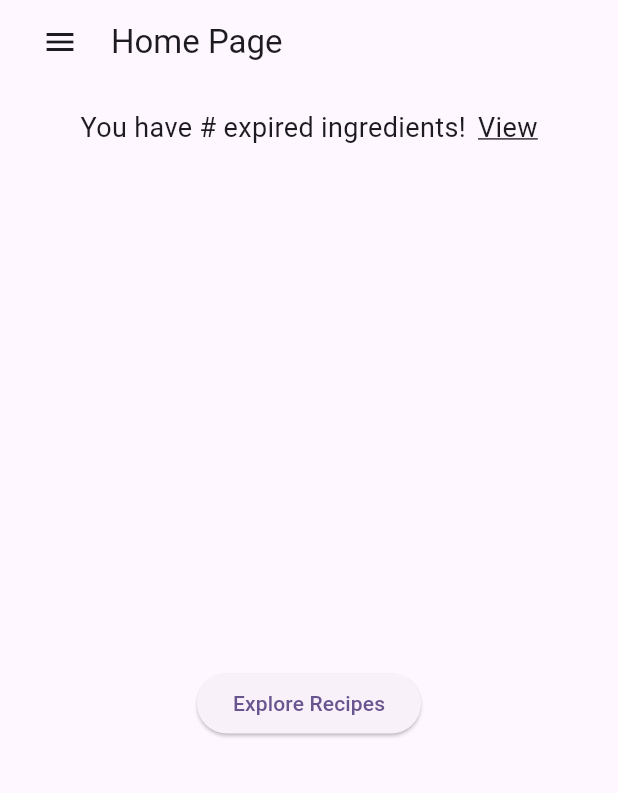
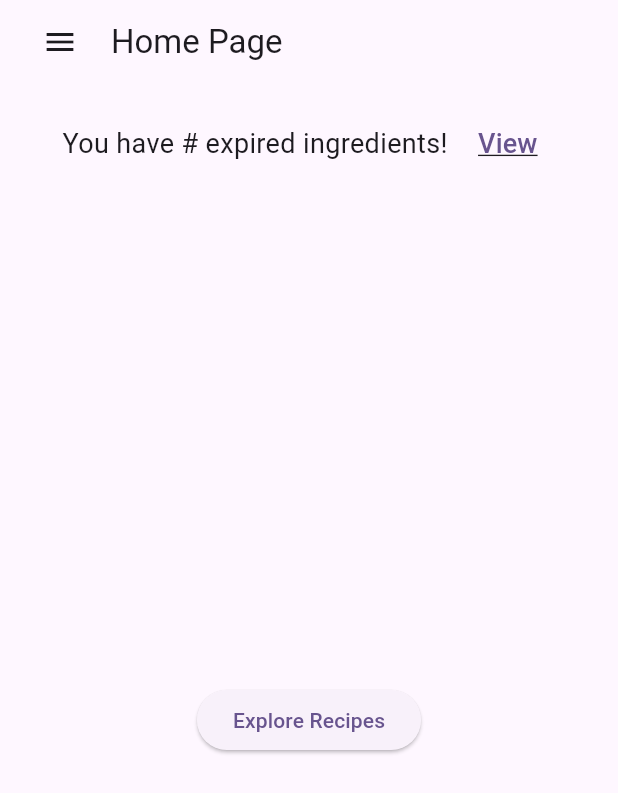
Before and after one commit to TylerRLowe/FridgeFinds, a Flutter app: the HomePage screen opened directly, on a phone screen of 412 x 824 dp. Shown: the top 793 px of the screen. Run offline on Flutter 3.47's test engine with Material 3 defaults, Android fonts, the phone set to English and light mode, and no system bars; missing offline and left inert: dart:ffi.

Commit message:
Change "View" text to button
View button takes users to Fridge to delete expired ingredients.

```diff
--- a/lib/Home_Page/HomePage.dart
+++ b/lib/Home_Page/HomePage.dart
@@ -1,6 +1,7 @@
 import 'package:flutter/material.dart';
 import 'package:fridge_finds_final/Menu.dart';
-import '../ExploreRecipe/ExploreRecipe.dart';
+import '../ExploreRecipe/exploreRecipe.dart';
+import '../Fridge/pantry.dart';
 
 class HomePage extends StatelessWidget {
   @override
@@ -37,11 +38,26 @@ class HomePage extends StatelessWidget {
                   style: TextStyle(fontSize: 18),
                 ),
                 SizedBox(width: 8),
-                Text(
-                  'View',
-                  style: TextStyle(
-                    fontSize: 18,
-                    decoration: TextDecoration.underline,
+                // Text(
+                //   'View',
+                //   style: TextStyle(
+                //     fontSize: 18,
+                //     decoration: TextDecoration.underline,
+                //   ),
+                // ),
+                TextButton(
+                  onPressed: () {
+                    Navigator.push(
+                        context,
+                        MaterialPageRoute(builder: (context) => Pantry()),
+                    );
+                    },
+                  child: Text(
+                    'View',
+                    style: TextStyle(
+                      fontSize: 18,
+                      decoration: TextDecoration.underline,
+                    ),
                   ),
                 ),
               ],
```
